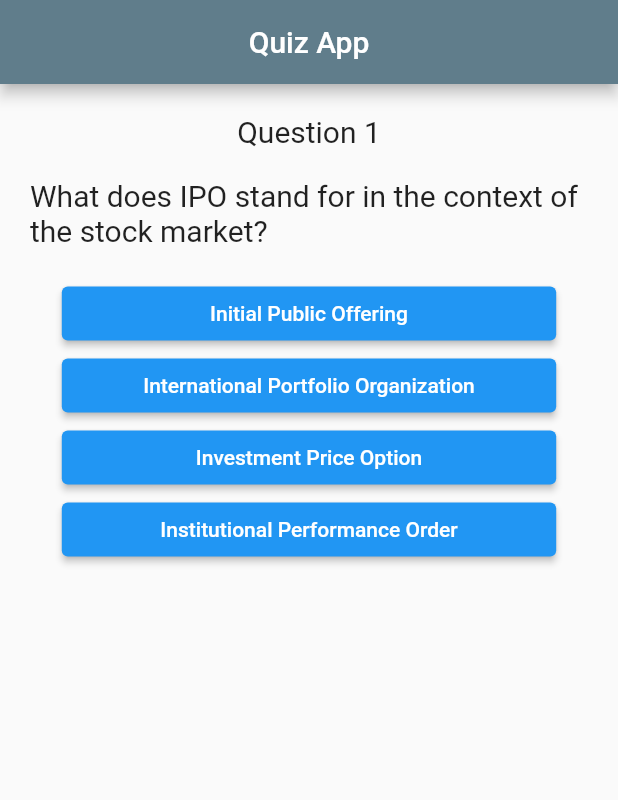
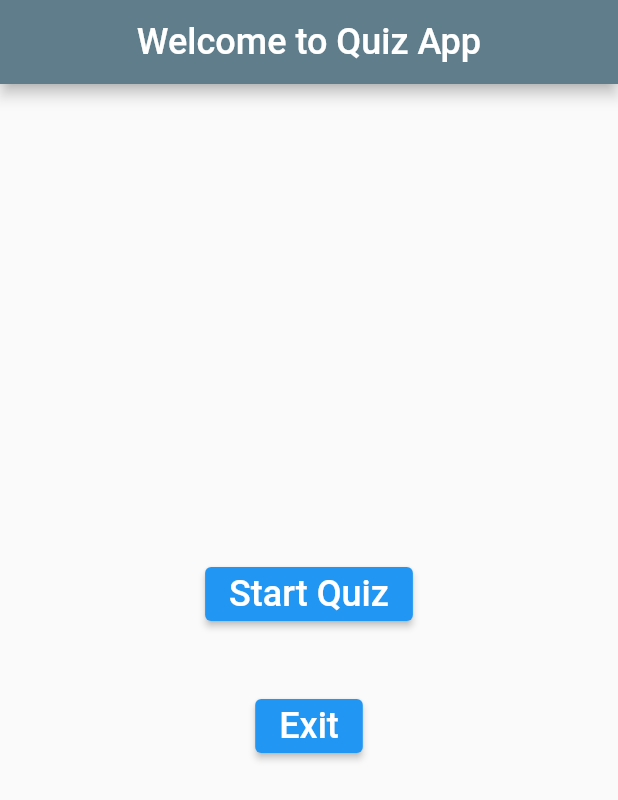
Before and after one commit to honhanbao/MobileApp_Flutter_QuizApp, a Flutter app: the screen it shows after launch, on a phone screen of 412 x 824 dp. Shown: the top 800 px of the screen. Run offline on Flutter 3.47's test engine with Material 2 defaults, Android fonts, the phone set to English and light mode, and no system bars.

Commit message:
Commit v1: extra Home button

```diff
--- a/lib/main.dart
+++ b/lib/main.dart
@@ -1,6 +1,7 @@
 
 import 'package:flutter/material.dart';
 import 'quiz_data.dart'; // Import the quiz data
+import 'welcome_screen.dart';
 import 'quiz_screen.dart';
 import 'result_screen.dart';
 
@@ -9,14 +10,14 @@ void main() {
 }
 
 class MyApp extends StatelessWidget {
-
   @override
   Widget build(BuildContext context) {
     return MaterialApp(
-      initialRoute: '/quiz', // Set '/quiz' as the initial route
+      initialRoute: '/welcome', // Set '/welcome' as the initial route
       routes: {
-        '/quiz':    (context) => QuizScreen(quizData),                // Named route for the QuizScreen
-        '/result':  (context) => ResultScreen(0, quizData.length),    // Named route for the ResultScreen
+        '/welcome': (context) => WelcomeScreen(),   // Named route for the WelcomeScreen
+        '/quiz': (context) => QuizScreen(quizData), // Named route for the QuizScreen
+        '/result': (context) => ResultScreen(0, quizData.length), // Named route for the ResultScreen
       },
     );
   }
--- a/lib/quiz_screen.dart
+++ b/lib/quiz_screen.dart
@@ -1,7 +1,7 @@
 
 import 'package:flutter/material.dart';
-import 'quiz_data.dart'; // Import the quiz data
-import 'result_screen.dart'; // Import the ResultScreen class
+import 'quiz_data.dart';      // Import the quiz data
+import 'result_screen.dart';  // Import the ResultScreen class
 
 class QuizScreen extends StatefulWidget {
   final List<Map<String, dynamic>> questions;
@@ -48,7 +48,7 @@ class _QuizScreenState extends State<QuizScreen> {
   Widget build(BuildContext context) {
     return Scaffold(
       appBar: AppBar(
-        title: Text('Quiz App'), // Set the app bar title
+        title: Text('Quiz App', style: TextStyle(fontSize: 24),), // Set the app bar title
         centerTitle: true, // Center-align the title
         backgroundColor: Colors.blueGrey, // Background color of the app bar
       ),
--- a/lib/result_screen.dart
+++ b/lib/result_screen.dart
@@ -11,7 +11,7 @@ class ResultScreen extends StatelessWidget {
   Widget build(BuildContext context) {
     return Scaffold(
       appBar: AppBar(
-        title: Text('Quiz Result'),
+        title: Text('Quiz Result', style: TextStyle(fontSize: 24),),
         centerTitle: true, // Center-align the title
         backgroundColor: Colors.blueGrey, // Background color of the app bar
       ),
@@ -28,10 +28,20 @@ class ResultScreen extends StatelessWidget {
 
             ElevatedButton(
               onPressed: () {
+                // Navigate back to the welcome screen using the named route '/welcome'
+                Navigator.pushNamed(context, '/welcome');
+              },
+              child: Text('Home', style: TextStyle(fontSize: 24),),
+            ),
+
+            SizedBox(height: 40.0),
+
+            ElevatedButton(
+              onPressed: () {
                 // Navigate back to the initial quiz screen using the named route
                 Navigator.pushNamed(context, '/quiz');
               },
-              child: Text('Restart Quiz'),
+              child: Text('Restart Quiz', style: TextStyle(fontSize: 24),),
             ),
           ],
         ),
--- /dev/null
+++ b/lib/welcome_screen.dart
@@ -0,0 +1,38 @@
+
+import 'package:flutter/material.dart';
+
+class WelcomeScreen extends StatelessWidget {
+  @override
+  Widget build(BuildContext context) {
+    return Scaffold(
+      appBar: AppBar(
+        title: Text('Welcome to Quiz App', style: TextStyle(fontSize: 24),), // Set the title for the welcome screen
+        centerTitle: true, // Center-align the title
+        backgroundColor: Colors.blueGrey, // Background color of the app bar
+      ),
+      body: Center(
+        child: Column(
+          mainAxisAlignment: MainAxisAlignment.center,
+          children: [
+            ElevatedButton(
+              onPressed: () {
+                Navigator.pushNamed(context, '/quiz'); // Navigate to the quiz when "Start Quiz" is pressed
+              },
+              child: Text('Start Quiz', style: TextStyle(fontSize: 24),),
+            ),
+
+            SizedBox(height: 40.0),
+
+            ElevatedButton(
+              onPressed: () {
+                // Exit the app when "Exit" is pressed
+                Navigator.of(context).pop();
+              },
+              child: Text('Exit', style: TextStyle(fontSize: 24),),
+            ),
+          ],
+        ),
+      ),
+    );
+  }
+}
```
